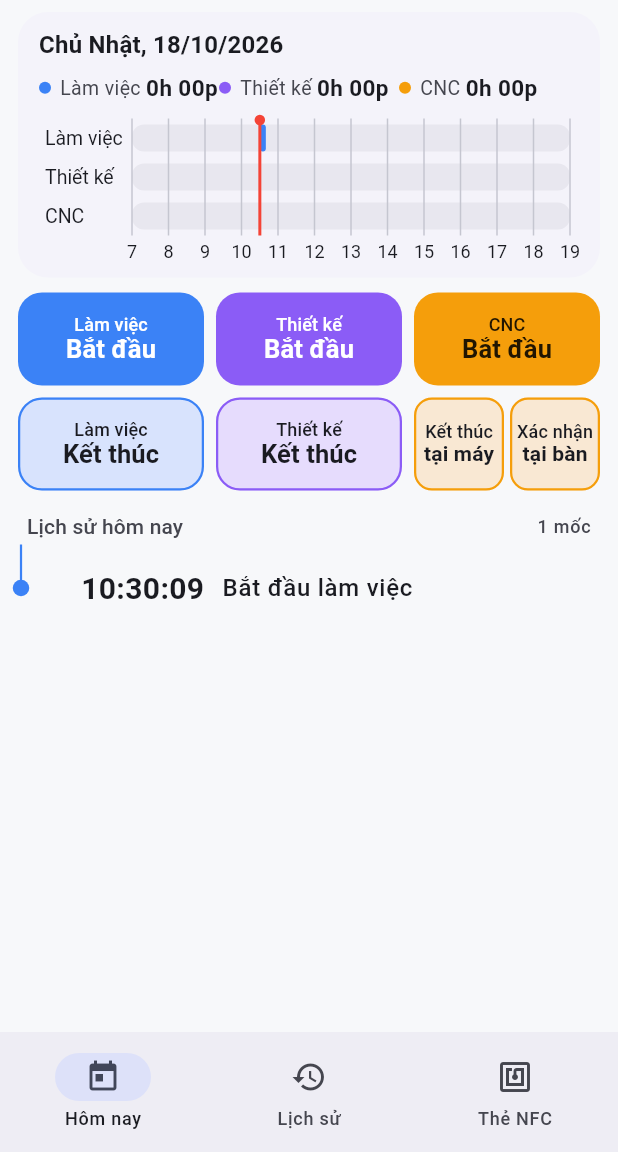
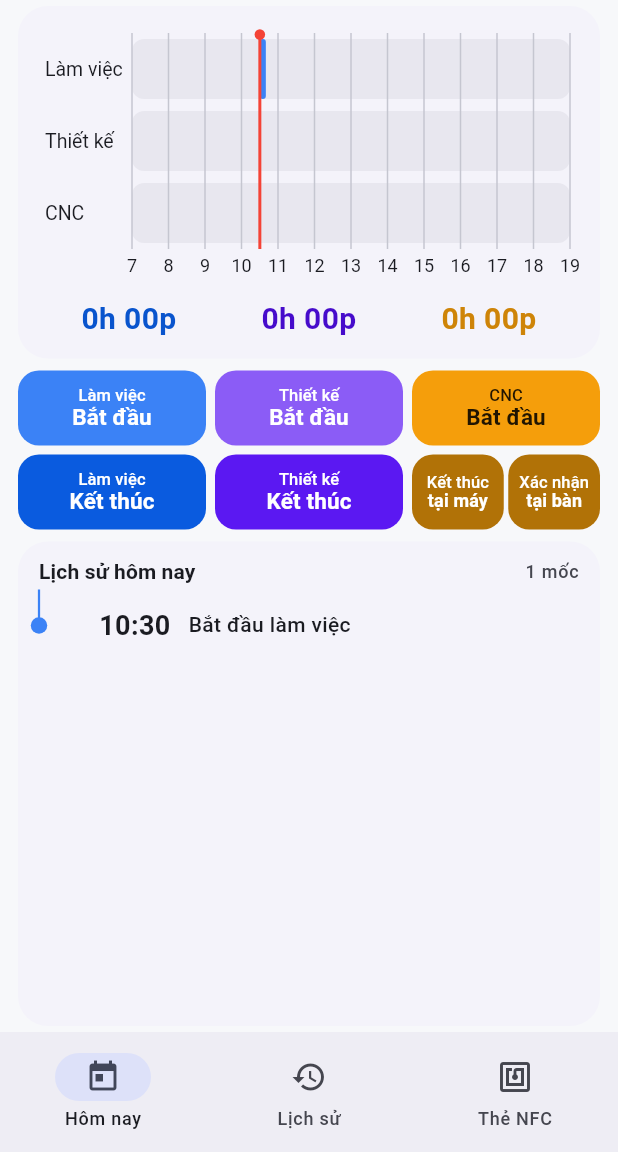
Before and after one commit to tudinh0722-wq/ChamCongFlu, a Flutter app: the screen it shows after launch, after a tap on "Làm việc", on a phone screen of 412 x 824 dp, the part 84-1236 px from its top. Run offline on Flutter 3.47's test engine with Material 3 defaults, Android fonts, the phone set to English and light mode, and no system bars; our stand-ins replace sqflite; missing offline and left inert: nfc_manager; accounts and stored records are empty.

Commit message:
UI: home - ngày lên AppBar, timeline lớn, nút gọn, lịch sử chữ nhỏ, hàng 2 đặc không viền, 3 card cùng lề

```diff
--- a/lib/ui/home_page.dart
+++ b/lib/ui/home_page.dart
@@ -10,23 +10,36 @@ import '../util/time_utils.dart';
 import 'event_rows.dart';
 import 'timeline_painter.dart';
 
-const _weekdays = [
-  'Thứ Hai',
-  'Thứ Ba',
-  'Thứ Tư',
-  'Thứ Năm',
-  'Thứ Sáu',
-  'Thứ Bảy',
-  'Chủ Nhật',
-];
+/// Đổi độ sáng (HSL) của một màu.
+Color _shade(Color c, double delta) {
+  final h = HSLColor.fromColor(c);
+  final l = h.lightness + delta;
+  return h.withLightness(l < 0 ? 0.0 : (l > 1 ? 1.0 : l)).toColor();
+}
 
-String _dayTitle(DateTime d) => '${_weekdays[d.weekday - 1]}, ${dmy(d)}';
+/// Màu tiến trình dùng cho chữ: tối đi trên nền sáng, sáng lên trên nền tối
+/// để vẫn đọc được (vàng CNC thuần gần như vô hình trên nền sáng).
+Color _readable(Color c, Brightness brightness) {
+  final h = HSLColor.fromColor(c);
+  final double l;
+  if (brightness == Brightness.light) {
+    l = h.lightness < 0.42 ? h.lightness : 0.42;
+  } else {
+    l = h.lightness > 0.68 ? h.lightness : 0.68;
+  }
+  return h.withLightness(l).toColor();
+}
 
-/// Home: 3 block dọc.
-/// 1) Timeline + tổng giờ trong ngày
-/// 2) Bảng nút: hàng 1 = Bắt đầu, hàng 2 = Kết thúc; cột = Làm việc | Thiết kế | CNC
-///    (ô Kết thúc CNC chia đôi: tại máy / tại bàn)
-/// 3) Lịch sử trigger, chữ lớn, có đường nối bắt đầu - kết thúc theo tiến trình.
+Color _onColor(Color bg) =>
+    ThemeData.estimateBrightnessForColor(bg) == Brightness.dark
+        ? Colors.white
+        : Colors.black87;
+
+/// Home: 3 block dọc, cùng lề 12 và cùng bo góc. (Ngày hôm nay nằm trên AppBar.)
+/// 1) Card timeline lớn + tổng giờ (màu theo tiến trình) bên dưới
+/// 2) Bảng nút gọn: hàng 1 = Bắt đầu, hàng 2 = Kết thúc; cột = Làm việc | Thiết kế | CNC
+///    (ô Kết thúc CNC chia đôi: tại máy / tại bàn). Tất cả là nút đặc.
+/// 3) Card lịch sử: chữ nhỏ gọn, 3 làn đường mảnh nối bắt đầu - kết thúc.
 class HomePage extends StatefulWidget {
   const HomePage({
     super.key,
@@ -44,6 +57,11 @@ class HomePage extends StatefulWidget {
 }
 
 class _HomePageState extends State<HomePage> {
+  static const _margin = 12.0;
+  static const _radius = 20.0;
+  static const _buttonRadius = 14.0;
+  static const _buttonHeight = 50.0;
+
   Timer? _tick;
   DateTime _now = DateTime.now();
   bool _reloading = false;
@@ -86,44 +104,26 @@ class _HomePageState extends State<HomePage> {
   Widget build(BuildContext context) {
     final cs = Theme.of(context).colorScheme;
     final tt = Theme.of(context).textTheme;
+    final brightness = Theme.of(context).brightness;
     final events = widget.controller.events;
     final rows = buildEventRows(events);
     final summary = summarize(events, _now);
+    final cardColor = cs.surfaceContainerLow;
 
-    return SafeArea(
-      child: Column(
+    return Column(
       children: [
-          // ---------- Block 1: timeline + tổng giờ ----------
+        // ---------- Block 1: timeline lớn, tổng giờ bên dưới ----------
         Container(
-            margin: const EdgeInsets.fromLTRB(12, 8, 12, 0),
-            padding: const EdgeInsets.fromLTRB(14, 10, 14, 6),
+          margin: const EdgeInsets.fromLTRB(_margin, 4, _margin, 0),
+          padding: const EdgeInsets.fromLTRB(14, 14, 14, 12),
           decoration: BoxDecoration(
-              color: cs.surfaceContainerLow,
-              borderRadius: BorderRadius.circular(20),
+            color: cardColor,
+            borderRadius: BorderRadius.circular(_radius),
           ),
           child: Column(
             children: [
-                Row(
-                  children: [
-                    Expanded(
-                      child: Text(
-                        _dayTitle(widget.controller.day),
-                        style: tt.titleMedium
-                            ?.copyWith(fontWeight: FontWeight.w700),
-                      ),
-                    ),
-                  ],
-                ),
-                const SizedBox(height: 6),
-                Row(
-                  children: [
-                    for (final p in ProcessType.values)
-                      Expanded(child: _total(p, summary.of(p), cs)),
-                  ],
-                ),
-                const SizedBox(height: 6),
               SizedBox(
-                  height: 104,
+                height: 170,
                 width: double.infinity,
                 child: CustomPaint(
                   painter: TimelinePainter(
@@ -135,31 +135,50 @@ class _HomePageState extends State<HomePage> {
                   ),
                 ),
               ),
+              const SizedBox(height: 10),
+              // Tổng giờ: chỉ số, màu = màu tiến trình (Làm việc, Thiết kế, CNC)
+              Row(
+                children: [
+                  for (final p in ProcessType.values)
+                    Expanded(
+                      child: Text(
+                        hhmm(summary.of(p)),
+                        textAlign: TextAlign.center,
+                        style: TextStyle(
+                          fontSize: 20,
+                          fontWeight: FontWeight.w700,
+                          color: _readable(p.color, brightness),
+                          fontFeatures: const [FontFeature.tabularFigures()],
+                        ),
+                      ),
+                    ),
+                ],
+              ),
             ],
           ),
         ),
 
-          // ---------- Block 2: bảng nút 2 hàng x 3 cột ----------
+        // ---------- Block 2: bảng nút 2 hàng x 3 cột (gọn) ----------
         Padding(
-            padding: const EdgeInsets.fromLTRB(12, 10, 12, 4),
+          padding: const EdgeInsets.fromLTRB(_margin, 8, _margin, 0),
           child: Column(
             children: [
               Row(
                 children: [
                   Expanded(child: _startButton(Trigger.workStart)),
-                    const SizedBox(width: 8),
+                  const SizedBox(width: 6),
                   Expanded(child: _startButton(Trigger.designStart)),
-                    const SizedBox(width: 8),
+                  const SizedBox(width: 6),
                   Expanded(child: _startButton(Trigger.cncStart)),
                 ],
               ),
-                const SizedBox(height: 8),
+              const SizedBox(height: 6),
               Row(
                 children: [
                   Expanded(child: _endButton(Trigger.workEnd, 'Kết thúc')),
-                    const SizedBox(width: 8),
+                  const SizedBox(width: 6),
                   Expanded(child: _endButton(Trigger.designEnd, 'Kết thúc')),
-                    const SizedBox(width: 8),
+                  const SizedBox(width: 6),
                   // Ô thứ 6: chia đôi cho trigger 6 và 7
                   Expanded(
                     child: Row(
@@ -171,7 +190,7 @@ class _HomePageState extends State<HomePage> {
                             bottom: 'tại máy',
                           ),
                         ),
-                          const SizedBox(width: 4),
+                        const SizedBox(width: 3),
                         Expanded(
                           child: _endButton(
                             Trigger.cncConfirm,
@@ -188,19 +207,31 @@ class _HomePageState extends State<HomePage> {
           ),
         ),
 
-          // ---------- Block 3: lịch sử ----------
+        // ---------- Block 3: card lịch sử ----------
+        Expanded(
+          child: Container(
+            margin: const EdgeInsets.fromLTRB(_margin, 8, _margin, 4),
+            clipBehavior: Clip.antiAlias,
+            decoration: BoxDecoration(
+              color: cardColor,
+              borderRadius: BorderRadius.circular(_radius),
+            ),
+            child: Column(
+              children: [
                 Padding(
-            padding: const EdgeInsets.fromLTRB(18, 10, 18, 2),
+                  padding: const EdgeInsets.fromLTRB(14, 10, 14, 2),
                   child: Row(
                     children: [
                       Text(
                         'Lịch sử hôm nay',
-                  style: tt.titleSmall?.copyWith(color: cs.onSurfaceVariant),
+                        style:
+                            tt.titleSmall?.copyWith(fontWeight: FontWeight.w700),
                       ),
                       const Spacer(),
                       Text(
                         '${events.length} mốc',
-                  style: tt.labelMedium?.copyWith(color: cs.onSurfaceVariant),
+                        style: tt.labelMedium
+                            ?.copyWith(color: cs.onSurfaceVariant),
                       ),
                     ],
                   ),
@@ -210,15 +241,41 @@ class _HomePageState extends State<HomePage> {
                       ? Center(
                           child: Text(
                             'Chưa có sự kiện hôm nay',
-                      style: tt.bodyLarge?.copyWith(color: cs.onSurfaceVariant),
+                            style: tt.bodyMedium
+                                ?.copyWith(color: cs.onSurfaceVariant),
                           ),
                         )
                       : ListView.builder(
-                    padding: const EdgeInsets.only(bottom: 12),
+                          padding: const EdgeInsets.only(bottom: 6),
                           itemCount: rows.length,
-                    itemExtent: 58,
-                    itemBuilder: (context, i) =>
-                        _EventTile(row: rows[i], background: cs.surface),
+                          itemExtent: 48,
+                          itemBuilder: (context, i) => _EventTile(
+                            row: rows[i],
+                            background: cardColor,
+                          ),
+                        ),
+                ),
+              ],
+            ),
+          ),
+        ),
+      ],
+    );
+  }
+
+  Widget _caption(String top, String bottom, {double bottomSize = 15}) {
+    return FittedBox(
+      fit: BoxFit.scaleDown,
+      child: Column(
+        mainAxisSize: MainAxisSize.min,
+        children: [
+          Text(top, style: const TextStyle(fontSize: 11, height: 1.1)),
+          Text(
+            bottom,
+            style: TextStyle(
+              fontSize: bottomSize,
+              fontWeight: FontWeight.w700,
+              height: 1.15,
             ),
           ),
         ],
@@ -226,94 +283,39 @@ class _HomePageState extends State<HomePage> {
     );
   }
 
-  Widget _total(ProcessType p, Duration d, ColorScheme cs) {
-    return FittedBox(
-      fit: BoxFit.scaleDown,
-      alignment: Alignment.centerLeft,
-      child: Row(
-        mainAxisSize: MainAxisSize.min,
-        children: [
-          CircleAvatar(radius: 4, backgroundColor: p.color),
-          const SizedBox(width: 6),
-          Text(
-            '${p.label} ',
-            style: TextStyle(fontSize: 13, color: cs.onSurfaceVariant),
-          ),
-          Text(
-            hhmm(d),
-            style: const TextStyle(
-              fontSize: 15,
-              fontWeight: FontWeight.w700,
-              fontFeatures: [FontFeature.tabularFigures()],
-            ),
-          ),
-        ],
+  ButtonStyle _solid(Color bg, {double hPad = 4}) => FilledButton.styleFrom(
+        backgroundColor: bg,
+        foregroundColor: _onColor(bg),
+        padding: EdgeInsets.symmetric(horizontal: hPad),
+        shape: RoundedRectangleBorder(
+          borderRadius: BorderRadius.circular(_buttonRadius),
         ),
       );
-  }
 
-  Widget _caption(String top, String bottom, {double bottomSize = 17}) {
-    return FittedBox(
-      fit: BoxFit.scaleDown,
-      child: Column(
-        mainAxisSize: MainAxisSize.min,
-        children: [
-          Text(top, style: const TextStyle(fontSize: 12, height: 1.1)),
-          Text(
-            bottom,
-            style: TextStyle(
-              fontSize: bottomSize,
-              fontWeight: FontWeight.w700,
-              height: 1.2,
-            ),
-          ),
-        ],
-      ),
-    );
-  }
-
-  /// Hàng 1: nút đặc màu tiến trình.
+  /// Hàng 1: nút đặc, màu tiến trình.
   Widget _startButton(Trigger t) {
     final p = t.process;
-    final fg = ThemeData.estimateBrightnessForColor(p.color) == Brightness.dark
-        ? Colors.white
-        : Colors.black87;
     return SizedBox(
-      height: 62,
+      height: _buttonHeight,
       child: FilledButton(
-        style: FilledButton.styleFrom(
-          backgroundColor: p.color,
-          foregroundColor: fg,
-          padding: const EdgeInsets.symmetric(horizontal: 4),
-          shape:
-              RoundedRectangleBorder(borderRadius: BorderRadius.circular(16)),
-        ),
+        style: _solid(p.color),
         onPressed: () => _press(t),
         child: _caption(p.label, 'Bắt đầu'),
       ),
     );
   }
 
-  /// Hàng 2: nút viền màu tiến trình, nền nhạt.
+  /// Hàng 2: nút đặc, cùng tông màu tiến trình nhưng đậm hơn (không viền).
   Widget _endButton(Trigger t, String top, {String? bottom}) {
-    final cs = Theme.of(context).colorScheme;
     final p = t.process;
     final split = bottom != null;
     return SizedBox(
-      height: 62,
-      child: OutlinedButton(
-        style: OutlinedButton.styleFrom(
-          backgroundColor: Color.alphaBlend(p.color.withAlpha(46), cs.surface),
-          foregroundColor: cs.onSurface,
-          side: BorderSide(color: p.color, width: 1.5),
-          padding: EdgeInsets.symmetric(horizontal: split ? 2 : 4),
-          shape: RoundedRectangleBorder(
-            borderRadius: BorderRadius.circular(split ? 12 : 16),
-          ),
-        ),
+      height: _buttonHeight,
+      child: FilledButton(
+        style: _solid(_shade(p.color, -0.14), hPad: split ? 2 : 4),
         onPressed: () => _press(t),
         child: split
-            ? _caption(top, bottom, bottomSize: 14)
+            ? _caption(top, bottom, bottomSize: 12)
             : _caption(p.label, top),
       ),
     );
@@ -329,7 +331,6 @@ class _EventTile extends StatelessWidget {
   @override
   Widget build(BuildContext context) {
     final cs = Theme.of(context).colorScheme;
-    final tt = Theme.of(context).textTheme;
     return CustomPaint(
       painter: LanePainter(row, background),
       child: Padding(
@@ -346,9 +347,9 @@ class _EventTile extends StatelessWidget {
               crossAxisAlignment: CrossAxisAlignment.start,
               children: [
                 Text(
-                  hms(row.event.time),
+                  hm(row.event.time),
                   style: const TextStyle(
-                    fontSize: 20,
+                    fontSize: 18,
                     fontWeight: FontWeight.w700,
                     height: 1.1,
                     fontFeatures: [FontFeature.tabularFigures()],
@@ -358,8 +359,8 @@ class _EventTile extends StatelessWidget {
                   Text(
                     'chạy ${hhmm(row.duration!)}',
                     style: TextStyle(
-                      fontSize: 12,
-                      height: 1.2,
+                      fontSize: 11,
+                      height: 1.15,
                       color: cs.onSurfaceVariant,
                     ),
                   ),
@@ -371,8 +372,11 @@ class _EventTile extends StatelessWidget {
                 row.event.trigger.label,
                 maxLines: 2,
                 overflow: TextOverflow.ellipsis,
-                style: tt.bodyLarge
-                    ?.copyWith(fontSize: 16, fontWeight: FontWeight.w500),
+                style: const TextStyle(
+                  fontSize: 14,
+                  fontWeight: FontWeight.w500,
+                  height: 1.2,
+                ),
               ),
             ),
           ],
```
Lines whose indentation alone changed are shown as unchanged.
